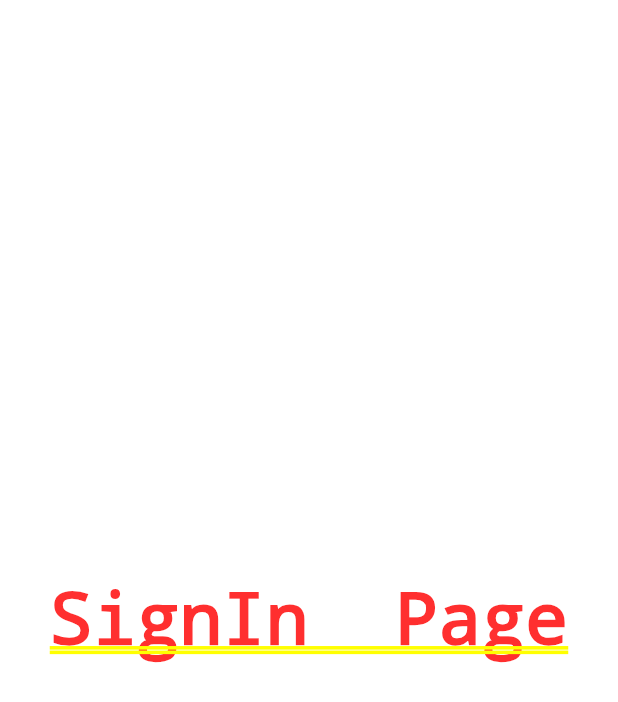
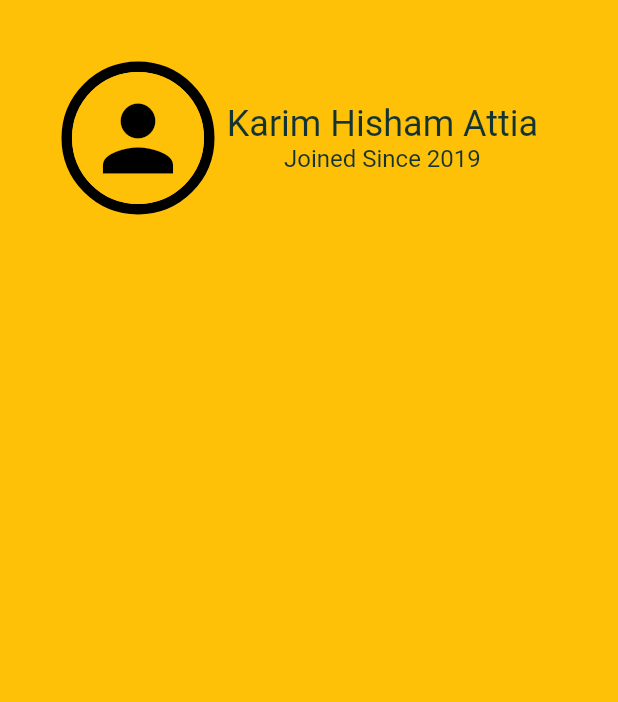
Before and after one commit to mohGhazala96/gawla, a Flutter app: the screen it shows after launch, on a phone screen of 412 x 824 dp. Shown: the top 702 px of the screen. Run offline on Flutter 3.47's test engine with Material 2 defaults, Android fonts, the phone set to English and light mode, and no system bars.

Commit message:
Karim Branch

```diff
--- a/lib/main.dart
+++ b/lib/main.dart
@@ -48,7 +48,7 @@ class MyApp extends StatelessWidget {
                 ),
           ),
           // home: CategoriesScreen(),
-          initialRoute: '/', // default is '/'
+          initialRoute: 'tourist-profile-screen', // default is '/'
           routes: {
             '/': (ctx) => SignInScreen(),
             AddTourScreen.routeName: (ctx) => AddTourScreen(),
@@ -65,19 +65,19 @@ class MyApp extends StatelessWidget {
                 ToursGuideHomePageScreen(),
             TourGuideProfileScreen.routeName: (ctx) => TourGuideProfileScreen(),
             ToursitHomePageScreen.routeName: (ctx) => ToursitHomePageScreen(),
-            ToursitProfileScreen.routeName: (ctx) => ToursitProfileScreen(),
+            TouristProfileScreen.routeName: (ctx) => TouristProfileScreen(),
             ToursTouristScreen.routeName: (ctx) => ToursTouristScreen(),
             ToursTourGuideScreen.routeName: (ctx) => ToursTourGuideScreen(),
             ProviderScreen.routeName: (ctx) => ProviderScreen()
           },
-          onGenerateRoute: (settings) {
-            print(settings.arguments);
-          },
-          onUnknownRoute: (settings) {
-            return MaterialPageRoute(
-              builder: (ctx) => SignInScreen(),
-            );
-          },
+//          onGenerateRoute: (settings) {
+//            print(settings.arguments);
+//          },
+////          onUnknownRoute: (settings) {
+////            return MaterialPageRoute(
+////              builder: (ctx) => SignInScreen(),
+////            );
+//          },
         ));
   }
 }
--- a/lib/screens/common/chat_screen.dart
+++ b/lib/screens/common/chat_screen.dart
@@ -1,11 +1,10 @@
 import 'package:flutter/material.dart';
 
 class ChatScreen extends StatelessWidget {
-  static const routeName = '/chat-screen';
+  static const routeName = 'chat-screen';
 
   @override
   Widget build(BuildContext context) {
-
     return Center(
       child: Text('chat Page'),
     );
--- a/lib/screens/common/inbox_screen.dart
+++ b/lib/screens/common/inbox_screen.dart
@@ -1,11 +1,10 @@
 import 'package:flutter/material.dart';
 
 class InboxScreen extends StatelessWidget {
-  static const routeName = '/inbox-screen';
+  static const routeName = 'inbox-screen';
 
   @override
   Widget build(BuildContext context) {
-
     return Center(
       child: Text('ibox Page'),
     );
--- a/lib/screens/common/signin_screen.dart
+++ b/lib/screens/common/signin_screen.dart
@@ -1,7 +1,7 @@
 import 'package:flutter/material.dart';
 
 class SignInScreen extends StatelessWidget {
-  static const routeName = '/signin-screen';
+  static const routeName = 'signin-screen';
 
   @override
   Widget build(BuildContext context) {
--- a/lib/screens/sampleProvider.dart
+++ b/lib/screens/sampleProvider.dart
@@ -3,7 +3,7 @@ import 'package:provider/provider.dart';
 import 'package:gawla/data/DUMMYDATA.dart';
 
 class ProviderScreen extends StatelessWidget {
-  static const routeName = '/provider-screen';
+  static const routeName = 'provider-screen';
 
   @override
   Widget build(BuildContext context) {
--- a/lib/screens/tourguide/add_tour_screen.dart
+++ b/lib/screens/tourguide/add_tour_screen.dart
@@ -1,10 +1,10 @@
 import 'package:flutter/material.dart';
+
 class AddTourScreen extends StatelessWidget {
-  static const routeName = '/add-tour-screen';
+  static const routeName = 'add-tour-screen';
 
   @override
   Widget build(BuildContext context) {
-
     return Center(
       child: Text('add tour Page'),
     );
--- a/lib/screens/tourguide/signup_tourguide_screen.dart
+++ b/lib/screens/tourguide/signup_tourguide_screen.dart
@@ -1,7 +1,7 @@
 import 'package:flutter/material.dart';
 
 class SignUpTourGuideScreen extends StatelessWidget {
-  static const routeName = '/signup_tourguide_screen';
+  static const routeName = 'signup_tourguide_screen';
 
   @override
   Widget build(BuildContext context) {
--- a/lib/screens/tourguide/tour_tourguide_detailed_screen.dart
+++ b/lib/screens/tourguide/tour_tourguide_detailed_screen.dart
@@ -3,7 +3,7 @@ import '../../data/DUMMYDATA.dart';
 import 'package:provider/provider.dart';
 
 class TourTourGuideDetailedScreen extends StatelessWidget {
-  static const routeName = '/tour-tourguide-detailed-screen';
+  static const routeName = 'tour-tourguide-detailed-screen';
 
   @override
   Widget build(BuildContext context) {
--- a/lib/screens/tourguide/tourguide_homepage_screen.dart
+++ b/lib/screens/tourguide/tourguide_homepage_screen.dart
@@ -4,7 +4,7 @@ import '../../data/DUMMYDATA.dart';
 import 'package:provider/provider.dart';
 
 class ToursGuideHomePageScreen extends StatelessWidget {
-  static const routeName = '/tourguide-homepage-screen';
+  static const routeName = 'tourguide-homepage-screen';
 
   @override
   Widget build(BuildContext context) {
--- a/lib/screens/tourguide/tourguide_profile_screen.dart
+++ b/lib/screens/tourguide/tourguide_profile_screen.dart
@@ -4,7 +4,7 @@ import '../../data/DUMMYDATA.dart';
 import 'package:provider/provider.dart';
 
 class TourGuideProfileScreen extends StatelessWidget {
-  static const routeName = '/tourguide-profile-screen';
+  static const routeName = 'tourguide-profile-screen';
 
   @override
   Widget build(BuildContext context) {
--- a/lib/screens/tourguide/tours_tourguide_screen.dart
+++ b/lib/screens/tourguide/tours_tourguide_screen.dart
@@ -4,7 +4,7 @@ import '../../main.dart';
 import 'package:provider/provider.dart';
 
 class ToursTourGuideScreen extends StatelessWidget {
-  static const routeName = '/tours-tourguide-screen';
+  static const routeName = 'tours-tourguide-screen';
 
   @override
   Widget build(BuildContext context) {
--- a/lib/screens/tourist/search_screen.dart
+++ b/lib/screens/tourist/search_screen.dart
@@ -1,11 +1,10 @@
 import 'package:flutter/material.dart';
 
 class SearchToursScreen extends StatelessWidget {
-  static const routeName = '/search-tour-screen';
+  static const routeName = 'search-tour-screen';
 
   @override
   Widget build(BuildContext context) {
-
     return Center(
       child: Text('search tour Page'),
     );
--- a/lib/screens/tourist/signup_tourist_screen.dart
+++ b/lib/screens/tourist/signup_tourist_screen.dart
@@ -1,7 +1,7 @@
 import 'package:flutter/material.dart';
 
 class SignUpTouristScreen extends StatelessWidget {
-  static const routeName = '/signup_tourist_screen';
+  static const routeName = 'signup_tourist_screen';
 
   @override
   Widget build(BuildContext context) {
--- a/lib/screens/tourist/tour_tourist_detailed_screen.dart
+++ b/lib/screens/tourist/tour_tourist_detailed_screen.dart
@@ -3,7 +3,7 @@ import '../../data/DUMMYDATA.dart';
 import 'package:provider/provider.dart';
 
 class TourTouristDetailedScreen extends StatelessWidget {
-  static const routeName = '/tour-tourist-detailed-screen';
+  static const routeName = 'tour-tourist-detailed-screen';
 
   @override
   Widget build(BuildContext context) {
--- a/lib/screens/tourist/tourist_homepage_screen.dart
+++ b/lib/screens/tourist/tourist_homepage_screen.dart
@@ -4,7 +4,7 @@ import '../../data/DUMMYDATA.dart';
 import 'package:provider/provider.dart';
 
 class ToursitHomePageScreen extends StatelessWidget {
-  static const routeName = '/tourist-homepage-screen';
+  static const routeName = 'tourist-homepage-screen';
 
   @override
   Widget build(BuildContext context) {
--- a/lib/screens/tourist/tourist_profile_screen.dart
+++ b/lib/screens/tourist/tourist_profile_screen.dart
@@ -1,10 +1,13 @@
 import 'package:flutter/material.dart';
+import 'package:flutter/widgets.dart';
 import '../../main.dart';
 import '../../data/DUMMYDATA.dart';
 import 'package:provider/provider.dart';
 
-class ToursitProfileScreen extends StatelessWidget {
-  static const routeName = '/tourist-profile-screen';
+// ADD FONTS TO TEXTS
+
+class TouristProfileScreen extends StatelessWidget {
+  static const routeName = 'tourist-profile-screen';
 
   @override
   Widget build(BuildContext context) {
@@ -14,8 +17,53 @@ class ToursitProfileScreen extends StatelessWidget {
       return tourist.profileID == touristId;
     }).toList();
 
-    return Center(
-      child: Text('Toursist Profile Page'),
+    return SafeArea(
+      child: Scaffold(
+        backgroundColor: Colors.amber,
+        body: Padding(
+          padding: const EdgeInsets.all(41.0),
+          child: Column(
+            children: <Widget>[
+              Row(
+                children: <Widget>[
+                  Container(
+                    decoration: BoxDecoration(
+                        shape: BoxShape.circle,
+                        border: Border.all(
+                          color: Colors.black,
+                          width: 7,
+                          style: BorderStyle.solid,
+                        )),
+                    child: CircleAvatar(
+                        radius: 44,
+                        backgroundColor: Colors.amber,
+                        child: Icon(
+                          Icons.person,
+                          size: 70.0,
+                          color: Colors.black,
+                        )),
+                  ),
+                  SizedBox(
+                    width: 8.15,
+                  ),
+                  Column(
+                    children: <Widget>[
+                      Text(
+                        'Karim Hisham Attia',
+                        style: TextStyle(fontSize: 24.0),
+                      ),
+                      Text(
+                        'Joined Since 2019',
+                        style: TextStyle(fontSize: 16.0),
+                      )
+                    ],
+                  )
+                ],
+              )
+            ],
+          ),
+        ),
+      ),
     );
   }
 }
--- a/lib/screens/tourist/tours_tourist_screen.dart
+++ b/lib/screens/tourist/tours_tourist_screen.dart
@@ -4,7 +4,7 @@ import '../../main.dart';
 import 'package:provider/provider.dart';
 
 class ToursTouristScreen extends StatelessWidget {
-  static const routeName = '/tours-tourist-screen';
+  static const routeName = 'tours-tourist-screen';
 
   @override
   Widget build(BuildContext context) {
--- a/pubspec.yaml
+++ b/pubspec.yaml
@@ -42,9 +42,8 @@ flutter:
   uses-material-design: true
 
   # To add assets to your application, add an assets section, like this:
-  # assets:
-  #  - images/a_dot_burr.jpeg
-  #  - images/a_dot_ham.jpeg
+  assets:
+    - images/
 
   # An image asset can refer to one or more resolution-specific "variants", see
   # https://flutter.dev/assets-and-images/#resolution-aware.
```
